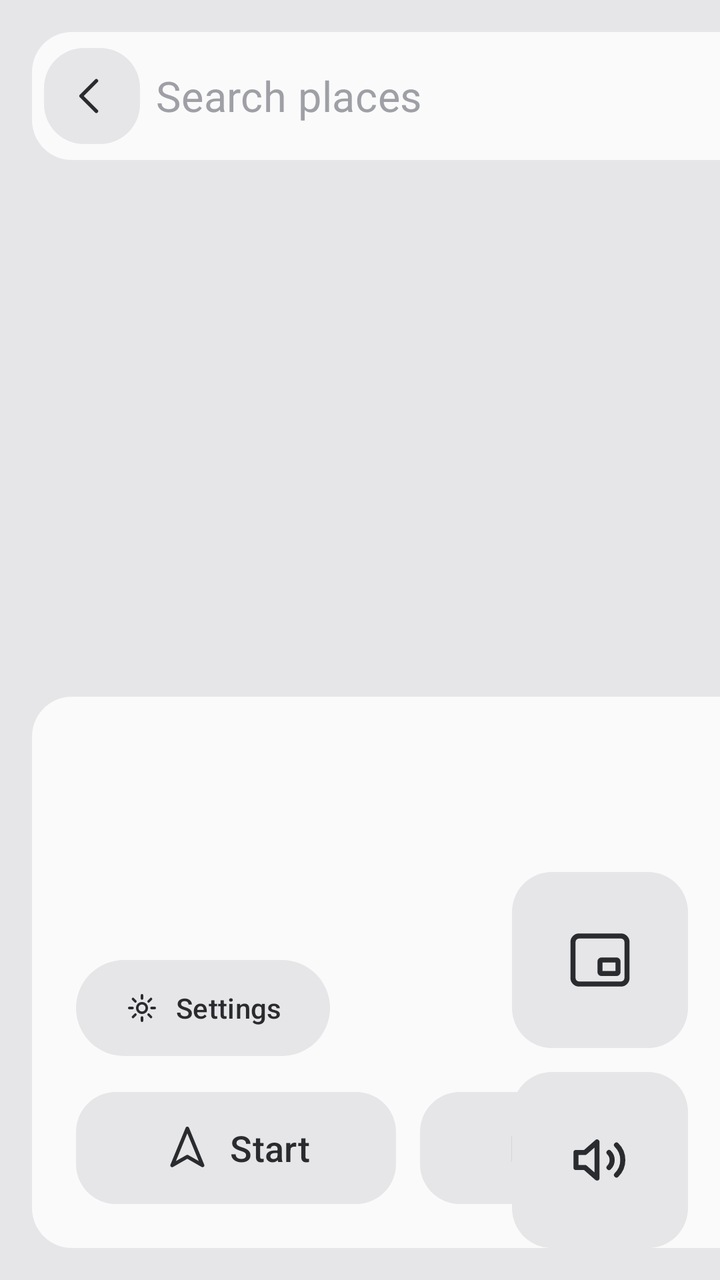
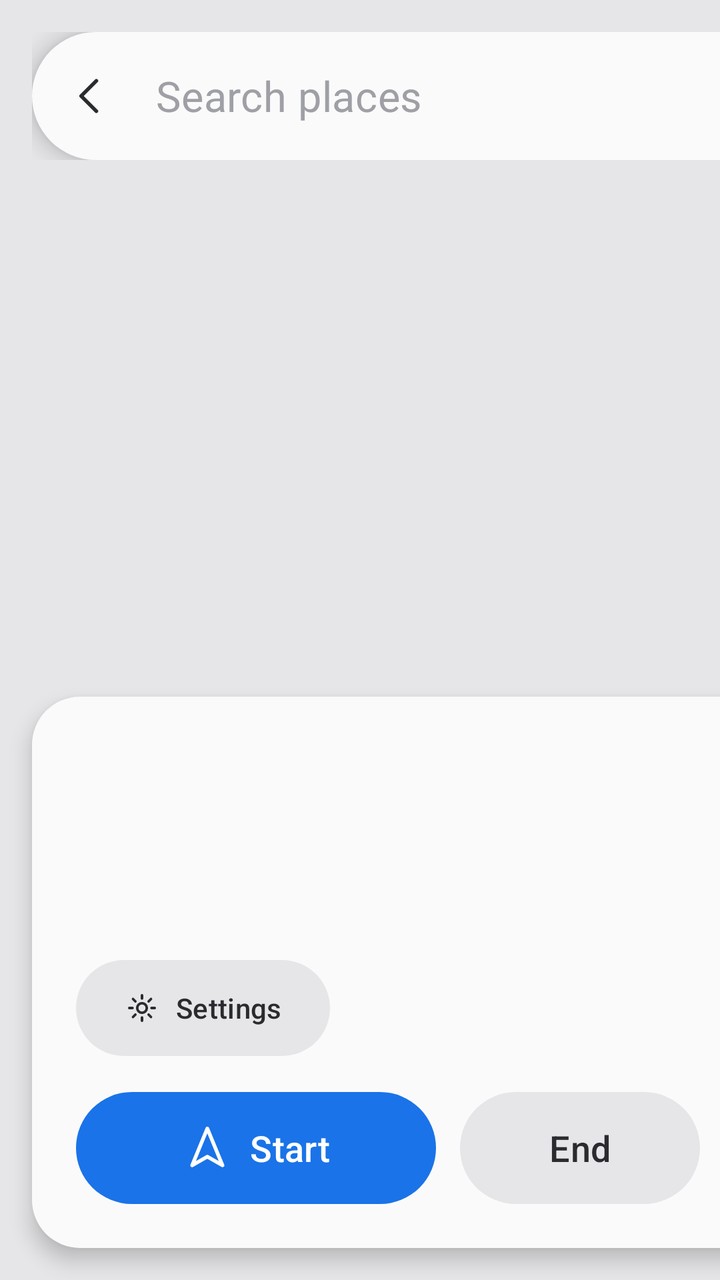

Compare the two renders of this Android layout. The source of the first and the diff that turns it into the second are given below.
<!-- AndroidManifest.xml: activity theme Theme.Cam -->
<!-- res/layout/activity_navigation.xml -->
<?xml version="1.0" encoding="utf-8"?>
<FrameLayout
    xmlns:android="http://schemas.android.com/apk/res/android"
    xmlns:app="http://schemas.android.com/apk/res-auto"
    android:layout_width="match_parent"
    android:layout_height="match_parent"
    android:background="@color/sunken">

    <FrameLayout
        android:id="@+id/nav_map"
        android:layout_width="match_parent"
        android:layout_height="match_parent" />

    <TextView
        android:id="@+id/nav_no_map"
        android:layout_width="560dp"
        android:layout_height="wrap_content"
        android:layout_gravity="center"
        android:gravity="center"
        android:text="@string/nav_no_map"
        android:textAppearance="@style/TextAppearance.Cam.Body"
        android:textColor="@color/text_secondary"
        android:visibility="gone" />

    <LinearLayout
        android:layout_width="520dp"
        android:layout_height="wrap_content"
        android:layout_margin="16dp"
        android:orientation="vertical">

        
        <LinearLayout
            android:id="@+id/nav_search_bar"
            android:layout_width="match_parent"
            android:layout_height="@dimen/title_bar_height"
            android:background="@drawable/bg_surface_card"
            android:gravity="center_vertical"
            android:orientation="horizontal"
            android:paddingStart="6dp"
            android:paddingEnd="14dp">
            <com.google.android.material.button.MaterialButton
                android:id="@+id/nav_close"
                style="@style/Widget.Cam.IconButton"
                android:layout_width="@dimen/icon_button_size"
                android:layout_height="@dimen/icon_button_size"
                android:contentDescription="@string/action_back"
                app:icon="@drawable/ic_back" />
            <EditText
                android:id="@+id/nav_search"
                android:layout_width="0dp"
                android:layout_height="match_parent"
                android:layout_marginStart="8dp"
                android:layout_weight="1"
                android:background="@null"
                android:hint="@string/nav_search_hint"
                android:imeOptions="actionSearch"
                android:importantForAutofill="no"
                android:inputType="text"
                android:singleLine="true"
                android:textAppearance="@style/TextAppearance.Cam.Row"
                android:textColor="@color/text_primary"
                android:textColorHint="@color/text_hint" />
            <TextView
                android:layout_width="wrap_content"
                android:layout_height="wrap_content"
                android:layout_marginStart="8dp"
                android:background="@drawable/bg_segment"
                android:paddingStart="10dp"
                android:paddingTop="2dp"
                android:paddingEnd="10dp"
                android:paddingBottom="2dp"
                android:text="@string/nav_beta"
                android:textAppearance="@style/TextAppearance.Cam.Caption"
                android:textColor="@color/energy_text"
                android:textStyle="bold" />
        </LinearLayout>

        
        <LinearLayout
            android:id="@+id/nav_results"
            android:layout_width="match_parent"
            android:layout_height="wrap_content"
            android:layout_marginTop="8dp"
            android:background="@drawable/bg_surface_card"
            android:orientation="vertical"
            android:paddingTop="6dp"
            android:paddingBottom="6dp"
            android:visibility="gone" />

        
        <LinearLayout
            android:id="@+id/nav_banner"
            android:layout_width="match_parent"
            android:layout_height="wrap_content"
            android:background="@drawable/bg_nav_banner"
            android:gravity="center_vertical"
            android:minHeight="128dp"
            android:orientation="horizontal"
            android:padding="18dp"
            android:visibility="gone">
            <view
                class="com.kooo.evcam.nav.ManeuverIcon$ArrowView"
                android:id="@+id/nav_arrow"
                android:layout_width="84dp"
                android:layout_height="84dp" />
            <LinearLayout
                android:layout_width="0dp"
                android:layout_height="wrap_content"
                android:layout_marginStart="18dp"
                android:layout_weight="1"
                android:orientation="vertical">
                <TextView
                    android:id="@+id/nav_to_next"
                    android:layout_width="wrap_content"
                    android:layout_height="wrap_content"
                    android:textAppearance="@style/TextAppearance.Cam.Display"
                    android:textColor="@color/white"
                    android:textStyle="bold" />
                <TextView
                    android:id="@+id/nav_instruction"
                    android:layout_width="match_parent"
                    android:layout_height="wrap_content"
                    android:ellipsize="end"
                    android:maxLines="2"
                    android:textAppearance="@style/TextAppearance.Cam.Title"
                    android:textColor="@color/white" />
                <TextView
                    android:id="@+id/nav_instruction_detail"
                    android:layout_width="match_parent"
                    android:layout_height="wrap_content"
                    android:ellipsize="end"
                    android:maxLines="1"
                    android:textAppearance="@style/TextAppearance.Cam.Body"
                    android:textColor="#D9FFFFFF"
                    android:visibility="gone" />
            </LinearLayout>
        </LinearLayout>
    </LinearLayout>

    
    <LinearLayout
        android:id="@+id/nav_hud_preview"
        android:layout_width="440dp"
        android:layout_height="wrap_content"
        android:layout_gravity="top|end"
        android:layout_marginTop="100dp"
        android:layout_marginEnd="16dp"
        android:orientation="vertical"
        android:visibility="gone">
        <TextView
            android:id="@+id/nav_hud_preview_label"
            android:layout_width="wrap_content"
            android:layout_height="wrap_content"
            android:background="@drawable/bg_segment"
            android:paddingStart="10dp"
            android:paddingTop="2dp"
            android:paddingEnd="10dp"
            android:paddingBottom="2dp"
            android:textAppearance="@style/TextAppearance.Cam.Caption"
            android:textColor="@color/text_primary" />
        <FrameLayout
            android:id="@+id/nav_hud_preview_card"
            android:layout_width="match_parent"
            android:layout_height="wrap_content"
            android:layout_marginTop="6dp" />
    </LinearLayout>

    
    <LinearLayout
        android:id="@+id/nav_sheet"
        android:layout_width="520dp"
        android:layout_height="wrap_content"
        android:layout_gravity="bottom|start"
        android:layout_margin="16dp"
        android:background="@drawable/bg_surface_card"
        android:orientation="vertical"
        android:padding="22dp">
        <TextView
            android:id="@+id/nav_place"
            android:layout_width="match_parent"
            android:layout_height="wrap_content"
            android:ellipsize="end"
            android:maxLines="1"
            android:textAppearance="@style/TextAppearance.Cam.Title"
            android:textColor="@color/text_primary"
            android:textStyle="bold" />
        <TextView
            android:id="@+id/nav_summary"
            android:layout_width="match_parent"
            android:layout_height="wrap_content"
            android:layout_marginTop="4dp"
            android:textAppearance="@style/TextAppearance.Cam.Row"
            android:textColor="@color/energy_text"
            android:textStyle="bold" />
        <TextView
            android:id="@+id/nav_status"
            android:layout_width="match_parent"
            android:layout_height="wrap_content"
            android:layout_marginTop="4dp"
            android:textAppearance="@style/TextAppearance.Cam.Body"
            android:textColor="@color/text_secondary" />
        <LinearLayout
            android:id="@+id/nav_options"
            android:layout_width="match_parent"
            android:layout_height="wrap_content"
            android:layout_marginTop="10dp"
            android:orientation="vertical">
            
            <com.google.android.material.button.MaterialButton
                android:id="@+id/nav_settings"
                style="@style/Widget.Material3.Button.TonalButton"
                android:layout_width="wrap_content"
                android:layout_height="56dp"
                android:text="@string/nav_settings_button"
                app:icon="@drawable/ic_settings" />
        </LinearLayout>
        
        <LinearLayout
            android:id="@+id/nav_routes"
            android:layout_width="match_parent"
            android:layout_height="wrap_content"
            android:layout_marginTop="10dp"
            android:orientation="vertical"
            android:visibility="gone" />
        <LinearLayout
            android:layout_width="match_parent"
            android:layout_height="wrap_content"
            android:layout_marginTop="14dp"
            android:orientation="horizontal">
            <com.google.android.material.button.MaterialButton
                android:id="@+id/nav_go"
                style="@style/Widget.Cam.RailSmall"
                android:layout_width="wrap_content"
                android:layout_height="56dp"
                android:minWidth="160dp"
                android:text="@string/nav_start"
                app:icon="@drawable/ic_navigation" />
            <com.google.android.material.button.MaterialButton
                android:id="@+id/nav_end"
                style="@style/Widget.Cam.RailSmall"
                android:layout_width="wrap_content"
                android:layout_height="56dp"
                android:layout_marginStart="12dp"
                android:minWidth="120dp"
                android:text="@string/nav_end" />
        </LinearLayout>
    </LinearLayout>

    <LinearLayout
        android:layout_width="wrap_content"
        android:layout_height="wrap_content"
        android:layout_gravity="bottom|end"
        android:layout_margin="16dp"
        android:orientation="vertical">
        <com.google.android.material.button.MaterialButton
            android:id="@+id/nav_float"
            style="@style/Widget.Cam.IconButton"
            android:layout_width="88dp"
            android:layout_height="88dp"
            android:layout_marginBottom="12dp"
            android:contentDescription="@string/nav_float"
            app:icon="@drawable/ic_float_window"
            app:iconSize="36dp" />
        <com.google.android.material.button.MaterialButton
            android:id="@+id/nav_mute"
            style="@style/Widget.Cam.IconButton"
            android:layout_width="88dp"
            android:layout_height="88dp"
            android:contentDescription="@string/nav_mute"
            app:icon="@drawable/ic_voice_on"
            app:iconSize="36dp" />
        <com.google.android.material.button.MaterialButton
            android:id="@+id/nav_recenter"
            style="@style/Widget.Cam.IconButton"
            android:layout_width="88dp"
            android:layout_height="88dp"
            app:iconSize="36dp"
            android:layout_marginTop="12dp"
            android:contentDescription="@string/nav_recenter"
            android:visibility="gone"
            app:icon="@drawable/ic_recenter" />
    </LinearLayout>
</FrameLayout>
<!-- resources referenced by this layout -->
<resources>
  <color name="energy_text">#FFC9491A</color>
  <color name="sunken">#FFE6E6E8</color>
  <color name="text_hint">@color/text_tertiary</color>
  <color name="text_primary">#FF2A2B2E</color>
  <color name="text_secondary">#FF76787D</color>
  <color name="white">#FFFFFFFF</color>
  <dimen name="icon_button_size">48dp</dimen>
  <dimen name="title_bar_height">64dp</dimen>
  <!-- drawable bg_nav_banner (drawable) -->
  <?xml version="1.0" encoding="utf-8"?>
  <shape xmlns:android="http://schemas.android.com/apk/res/android" android:shape="rectangle">
      <solid android:color="@color/energy" />
      <corners android:radius="@dimen/corner_radius" />
  </shape>
  <!-- drawable bg_surface_card (drawable) -->
  <?xml version="1.0" encoding="utf-8"?>
  <shape xmlns:android="http://schemas.android.com/apk/res/android" android:shape="rectangle">
      <solid android:color="@color/surface" />
      <corners android:radius="@dimen/corner_radius" />
  </shape>
  <!-- drawable ic_recenter (drawable) -->
  <?xml version="1.0" encoding="utf-8"?>
  <vector xmlns:android="http://schemas.android.com/apk/res/android"
      android:width="24dp"
      android:height="24dp"
      android:viewportWidth="24"
      android:viewportHeight="24">
      <path
          android:fillColor="#00000000"
          android:pathData="M12,5a7,7 0,1 1,0 14a7,7 0,1 1,0 -14z M12,9.5a2.5,2.5 0,1 1,0 5a2.5,2.5 0,1 1,0 -5z M12,2v3 M12,19v3 M2,12h3 M19,12h3"
          android:strokeWidth="1.7"
          android:strokeColor="@color/text_primary"
          android:strokeLineCap="round"
          android:strokeLineJoin="round" />
  </vector>
  <string name="action_back">Back</string>
  <string name="nav_beta">BETA</string>
  <string name="nav_end">End</string>
  <string name="nav_float">Floating window</string>
  <string name="nav_mute">Voice on or off</string>
  <string name="nav_no_map">The map needs a TomTom key. Turn-by-turn guidance still works without the map.</string>
  <string name="nav_recenter">Back to the car</string>
  <string name="nav_search_hint">Search places</string>
  <string name="nav_settings_button">Settings</string>
  <string name="nav_start">Start</string>
  <style name="TextAppearance.Cam.Body">
          <item name="android:textSize">@dimen/text_body</item>
      </style>
  <style name="TextAppearance.Cam.Caption">
          <item name="android:textSize">@dimen/text_caption</item>
      </style>
  <style name="TextAppearance.Cam.Row">
          <item name="android:textSize">@dimen/text_row</item>
      </style>
  <style name="TextAppearance.Cam.Title">
          <item name="android:textSize">@dimen/text_title</item>
          <item name="android:fontFamily">sans-serif-medium</item>
      </style>
  <style name="Theme.Cam" parent="Base.Theme.Cam" />
  <color name="text_tertiary">#FF9EA0A5</color>
  <color name="energy">#FFF0622D</color>
  <dimen name="corner_radius">20dp</dimen>
  <color name="surface">#FFFAFAFB</color>
  <dimen name="text_body">18sp</dimen>
  <dimen name="text_caption">16sp</dimen>
  <dimen name="text_display">28sp</dimen>
  <dimen name="text_row">21sp</dimen>
  <dimen name="text_title">26sp</dimen>
  <color name="nav_ripple_color">#1F2A2B2E</color>
  <color name="on_energy">#FFFFFFFF</color>
  <color name="energy_quiet">#FFFDEDE6</color>
  <color name="recording">#FFE0393E</color>
  <color name="bg">#FFF2F2F3</color>
  <color name="line">#FFDDDDE0</color>
  <style name="MaterialAlertDialog.Cam.Title" parent="MaterialAlertDialog.Material3.Title.Text">
          <item name="android:textSize">@dimen/text_title</item>
      </style>
  <style name="MaterialAlertDialog.Cam.Body" parent="MaterialAlertDialog.Material3.Body.Text">
          <item name="android:textSize">@dimen/text_row</item>
      </style>
  <!-- unchanged entries left out for length: 17 -->
</resources>

<!-- the commit's change to res/layout/activity_navigation.xml (unified diff, before → after) -->
@@ -33,7 +33,8 @@
             android:id="@+id/nav_search_bar"
             android:layout_width="match_parent"
             android:layout_height="@dimen/title_bar_height"
-            android:background="@drawable/bg_surface_card"
+            android:background="@drawable/bg_nav_pill"
+            android:elevation="6dp"
             android:gravity="center_vertical"
             android:orientation="horizontal"
             android:paddingStart="6dp"
@@ -44,6 +45,8 @@
                 android:layout_width="@dimen/icon_button_size"
                 android:layout_height="@dimen/icon_button_size"
                 android:contentDescription="@string/action_back"
+                app:backgroundTint="@android:color/transparent"
+                app:cornerRadius="28dp"
                 app:icon="@drawable/ic_back" />
             <EditText
                 android:id="@+id/nav_search"
@@ -81,7 +84,8 @@
             android:layout_width="match_parent"
             android:layout_height="wrap_content"
             android:layout_marginTop="8dp"
-            android:background="@drawable/bg_surface_card"
+            android:background="@drawable/bg_nav_card"
+            android:elevation="6dp"
             android:orientation="vertical"
             android:paddingTop="6dp"
             android:paddingBottom="6dp"
@@ -93,6 +97,7 @@
             android:layout_width="match_parent"
             android:layout_height="wrap_content"
             android:background="@drawable/bg_nav_banner"
+            android:elevation="6dp"
             android:gravity="center_vertical"
             android:minHeight="128dp"
             android:orientation="horizontal"
@@ -172,33 +177,58 @@
         android:layout_height="wrap_content"
         android:layout_gravity="bottom|start"
         android:layout_margin="16dp"
-        android:background="@drawable/bg_surface_card"
+        android:background="@drawable/bg_nav_card"
+        android:elevation="6dp"
         android:orientation="vertical"
         android:padding="22dp">
-        <TextView
-            android:id="@+id/nav_place"
-            android:layout_width="match_parent"
-            android:layout_height="wrap_content"
-            android:ellipsize="end"
-            android:maxLines="1"
-            android:textAppearance="@style/TextAppearance.Cam.Title"
-            android:textColor="@color/text_primary"
-            android:textStyle="bold" />
-        <TextView
-            android:id="@+id/nav_summary"
-            android:layout_width="match_parent"
-            android:layout_height="wrap_content"
-            android:layout_marginTop="4dp"
-            android:textAppearance="@style/TextAppearance.Cam.Row"
-            android:textColor="@color/energy_text"
-            android:textStyle="bold" />
-        <TextView
-            android:id="@+id/nav_status"
-            android:layout_width="match_parent"
-            android:layout_height="wrap_content"
-            android:layout_marginTop="4dp"
-            android:textAppearance="@style/TextAppearance.Cam.Body"
-            android:textColor="@color/text_secondary" />
+        <LinearLayout
+            android:layout_width="match_parent"
+            android:layout_height="wrap_content"
+            android:gravity="center_vertical"
+            android:orientation="horizontal">
+            
+            <com.google.android.material.button.MaterialButton
+                android:id="@+id/nav_end_guiding"
+                style="@style/Widget.Cam.IconButton"
+                android:layout_width="64dp"
+                android:layout_height="64dp"
+                android:layout_marginEnd="18dp"
+                android:contentDescription="@string/nav_end"
+                android:visibility="gone"
+                app:cornerRadius="32dp"
+                app:icon="@drawable/ic_close"
+                app:iconSize="30dp" />
+            <LinearLayout
+                android:layout_width="0dp"
+                android:layout_height="wrap_content"
+                android:layout_weight="1"
+                android:orientation="vertical">
+                <TextView
+                    android:id="@+id/nav_place"
+                    android:layout_width="match_parent"
+                    android:layout_height="wrap_content"
+                    android:ellipsize="end"
+                    android:maxLines="1"
+                    android:textAppearance="@style/TextAppearance.Cam.Title"
+                    android:textColor="@color/text_primary"
+                    android:textStyle="bold" />
+                <TextView
+                    android:id="@+id/nav_summary"
+                    android:layout_width="match_parent"
+                    android:layout_height="wrap_content"
+                    android:layout_marginTop="4dp"
+                    android:textAppearance="@style/TextAppearance.Cam.Row"
+                    android:textColor="@color/nav_time"
+                    android:textStyle="bold" />
+                <TextView
+                    android:id="@+id/nav_status"
+                    android:layout_width="match_parent"
+                    android:layout_height="wrap_content"
+                    android:layout_marginTop="4dp"
+                    android:textAppearance="@style/TextAppearance.Cam.Body"
+                    android:textColor="@color/text_secondary" />
+            </LinearLayout>
+        </LinearLayout>
         <LinearLayout
             android:id="@+id/nav_options"
             android:layout_width="match_parent"
@@ -212,6 +242,7 @@
                 android:layout_width="wrap_content"
                 android:layout_height="56dp"
                 android:text="@string/nav_settings_button"
+                app:cornerRadius="28dp"
                 app:icon="@drawable/ic_settings" />
         </LinearLayout>
         
@@ -223,6 +254,7 @@
             android:orientation="vertical"
             android:visibility="gone" />
         <LinearLayout
+            android:id="@+id/nav_actions"
             android:layout_width="match_parent"
             android:layout_height="wrap_content"
             android:layout_marginTop="14dp"
@@ -232,9 +264,13 @@
                 style="@style/Widget.Cam.RailSmall"
                 android:layout_width="wrap_content"
                 android:layout_height="56dp"
-                android:minWidth="160dp"
+                android:minWidth="180dp"
                 android:text="@string/nav_start"
-                app:icon="@drawable/ic_navigation" />
+                android:textColor="@color/white"
+                app:backgroundTint="@color/nav_blue"
+                app:cornerRadius="28dp"
+                app:icon="@drawable/ic_navigation"
+                app:iconTint="@color/white" />
             <com.google.android.material.button.MaterialButton
                 android:id="@+id/nav_end"
                 style="@style/Widget.Cam.RailSmall"
@@ -242,7 +278,8 @@
                 android:layout_height="56dp"
                 android:layout_marginStart="12dp"
                 android:minWidth="120dp"
-                android:text="@string/nav_end" />
+                android:text="@string/nav_end"
+                app:cornerRadius="28dp" />
         </LinearLayout>
     </LinearLayout>
 
@@ -255,29 +292,50 @@
         <com.google.android.material.button.MaterialButton
             android:id="@+id/nav_float"
             style="@style/Widget.Cam.IconButton"
-            android:layout_width="88dp"
-            android:layout_height="88dp"
+            android:layout_width="72dp"
+            android:layout_height="72dp"
+            android:layout_gravity="end"
             android:layout_marginBottom="12dp"
             android:contentDescription="@string/nav_float"
+            android:elevation="6dp"
+            android:stateListAnimator="@null"
+            app:backgroundTint="@color/surface"
+            app:cornerRadius="36dp"
             app:icon="@drawable/ic_float_window"
-            app:iconSize="36dp" />
+            app:iconSize="30dp" />
         <com.google.android.material.button.MaterialButton
             android:id="@+id/nav_mute"
             style="@style/Widget.Cam.IconButton"
-            android:layout_width="88dp"
-            android:layout_height="88dp"
+            android:layout_width="72dp"
+            android:layout_height="72dp"
+            android:layout_gravity="end"
             android:contentDescription="@string/nav_mute"
+            android:elevation="6dp"
+            android:stateListAnimator="@null"
+            app:backgroundTint="@color/surface"
+            app:cornerRadius="36dp"
             app:icon="@drawable/ic_voice_on"
-            app:iconSize="36dp" />
+            app:iconSize="30dp" />
+        
         <com.google.android.material.button.MaterialButton
             android:id="@+id/nav_recenter"
             style="@style/Widget.Cam.IconButton"
-            android:layout_width="88dp"
-            android:layout_height="88dp"
-            app:iconSize="36dp"
+            android:layout_width="wrap_content"
+            android:layout_height="64dp"
+            android:layout_gravity="end"
             android:layout_marginTop="12dp"
-            android:contentDescription="@string/nav_recenter"
+            android:elevation="6dp"
+            android:paddingLeft="20dp"
+            android:paddingRight="24dp"
+            android:stateListAnimator="@null"
+            android:text="@string/nav_recenter"
+            android:textAppearance="@style/TextAppearance.Cam.Body"
+            android:textColor="@color/nav_blue_text"
             android:visibility="gone"
-            app:icon="@drawable/ic_recenter" />
+            app:backgroundTint="@color/surface"
+            app:cornerRadius="32dp"
+            app:icon="@drawable/ic_navigation"
+            app:iconPadding="8dp"
+            app:iconTint="@color/nav_blue_text" />
     </LinearLayout>
 </FrameLayout>
<!-- resource entries referenced after the edit -->
@@ -1,6 +1,9 @@
 <!-- resources referenced by this layout -->
 <resources>
   <color name="energy_text">#FFC9491A</color>
+  <color name="nav_blue">#FF1A73E8</color>
+  <color name="nav_blue_text">#FF1A73E8</color>
+  <color name="nav_time">#FF188038</color>
   <color name="sunken">#FFE6E6E8</color>
   <color name="text_hint">@color/text_tertiary</color>
   <color name="text_primary">#FF2A2B2E</color>
@@ -11,16 +14,22 @@
   <!-- drawable bg_nav_banner (drawable) -->
   <?xml version="1.0" encoding="utf-8"?>
   <shape xmlns:android="http://schemas.android.com/apk/res/android" android:shape="rectangle">
-      <solid android:color="@color/energy" />
-      <corners android:radius="@dimen/corner_radius" />
+      <solid android:color="@color/nav_guidance" />
+      <corners android:radius="20dp" />
   </shape>
-  <!-- drawable bg_surface_card (drawable) -->
+  <!-- drawable bg_nav_card (drawable) -->
   <?xml version="1.0" encoding="utf-8"?>
   <shape xmlns:android="http://schemas.android.com/apk/res/android" android:shape="rectangle">
       <solid android:color="@color/surface" />
-      <corners android:radius="@dimen/corner_radius" />
+      <corners android:radius="24dp" />
   </shape>
-  <!-- drawable ic_recenter (drawable) -->
+  <!-- drawable bg_nav_pill (drawable) -->
+  <?xml version="1.0" encoding="utf-8"?>
+  <shape xmlns:android="http://schemas.android.com/apk/res/android" android:shape="rectangle">
+      <solid android:color="@color/surface" />
+      <corners android:radius="32dp" />
+  </shape>
+  <!-- drawable ic_close (drawable) -->
   <?xml version="1.0" encoding="utf-8"?>
   <vector xmlns:android="http://schemas.android.com/apk/res/android"
       android:width="24dp"
@@ -29,11 +38,10 @@
       android:viewportHeight="24">
       <path
           android:fillColor="#00000000"
-          android:pathData="M12,5a7,7 0,1 1,0 14a7,7 0,1 1,0 -14z M12,9.5a2.5,2.5 0,1 1,0 5a2.5,2.5 0,1 1,0 -5z M12,2v3 M12,19v3 M2,12h3 M19,12h3"
-          android:strokeWidth="1.7"
+          android:pathData="M6,6L18,18M18,6L6,18"
           android:strokeColor="@color/text_primary"
           android:strokeLineCap="round"
-          android:strokeLineJoin="round" />
+          android:strokeWidth="2" />
   </vector>
   <string name="action_back">Back</string>
   <string name="nav_beta">BETA</string>
@@ -60,6 +68,7 @@
       </style>
   <style name="Theme.Cam" parent="Base.Theme.Cam" />
   <color name="text_tertiary">#FF9EA0A5</color>
+  <color name="nav_guidance">#FF0F6E4E</color>
   <color name="energy">#FFF0622D</color>
   <dimen name="corner_radius">20dp</dimen>
   <color name="surface">#FFFAFAFB</color>
